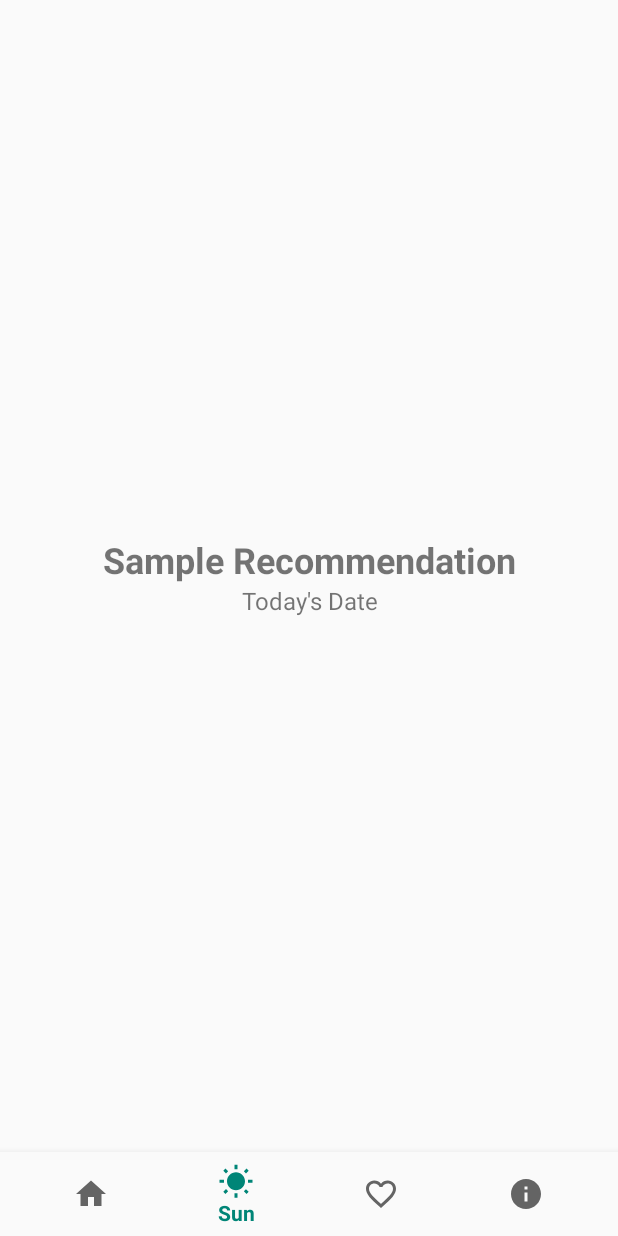
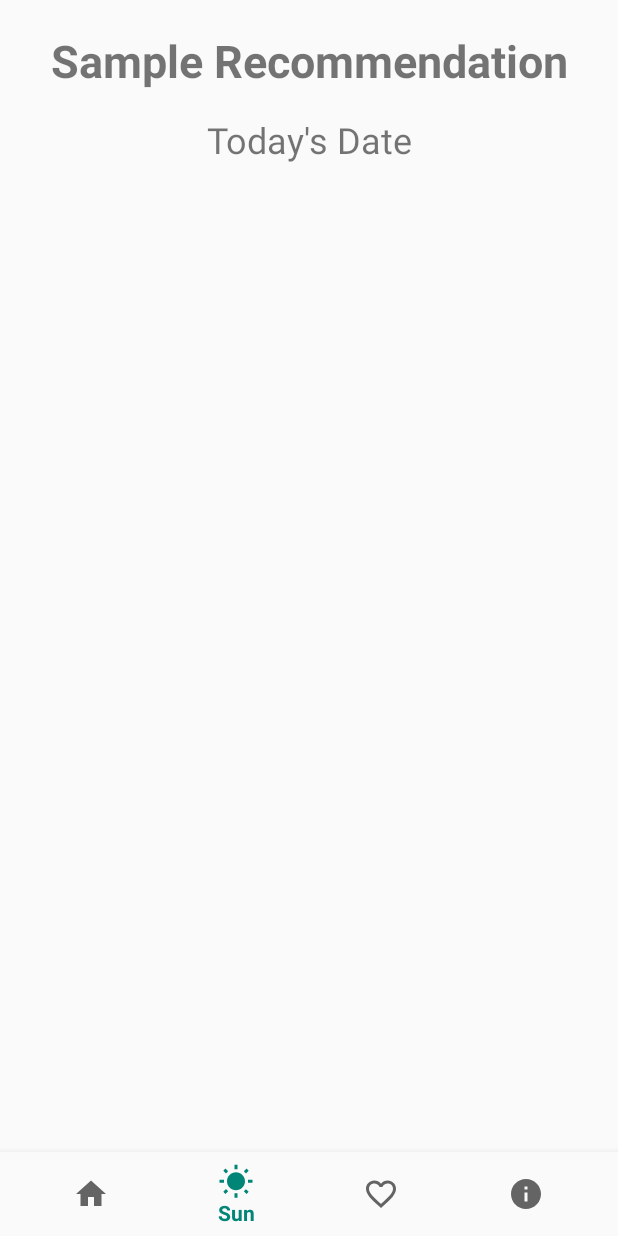
Before and after one commit to rsorima/UVWear, an Android app: the screen it shows after launch (MainActivity), item 2 of the bottom bar chosen, on a phone screen of 412 x 824 dp. Run offline under Robolectric (Android 15) with nearby library versions, the phone set to English and light mode, and no system bars.

Commit message:
Sun @11am

```diff
--- a/app/src/main/res/layout/fragment_sun.xml
+++ b/app/src/main/res/layout/fragment_sun.xml
@@ -1,5 +1,6 @@
 <?xml version="1.0" encoding="utf-8"?>
 <RelativeLayout xmlns:android="http://schemas.android.com/apk/res/android"
+    xmlns:app="http://schemas.android.com/apk/res-auto"
     android:layout_width="match_parent"
     android:layout_height="match_parent"
     >
@@ -7,31 +8,34 @@
     <LinearLayout
         android:layout_width="match_parent"
         android:layout_height="match_parent"
-        android:gravity="center"
+        android:paddingTop="20dp"
+        android:paddingRight="16dp"
+        android:paddingLeft="16dp"
+        android:gravity="center|top"
         android:orientation="vertical">
 
-        <LinearLayout
-            android:layout_width="match_parent"
-            android:layout_height="wrap_content"
-            android:gravity="center"
-            android:orientation="vertical">
+
 
             <TextView
                 android:id="@+id/textView"
                 android:layout_width="match_parent"
                 android:layout_height="wrap_content"
+                android:paddingBottom="16dp"
+                android:layout_gravity="top"
                 android:gravity="center"
                 android:text="Sample Recommendation"
-                android:textSize="24sp"
+                android:textSize="30sp"
                 android:textStyle="bold" />
 
             <TextView
                 android:id="@+id/textView2"
                 android:layout_width="match_parent"
                 android:layout_height="wrap_content"
+                android:paddingBottom="48dp"
                 android:gravity="center"
                 android:text="Today's Date"
-                android:textSize="16sp" />
-        </LinearLayout>
+                android:textSize="24sp" />
+
+
     </LinearLayout>
 </RelativeLayout>
```
Also changed, not shown: app/src/main/res/layout/fragment_home.xml (+19 -9 lines).
